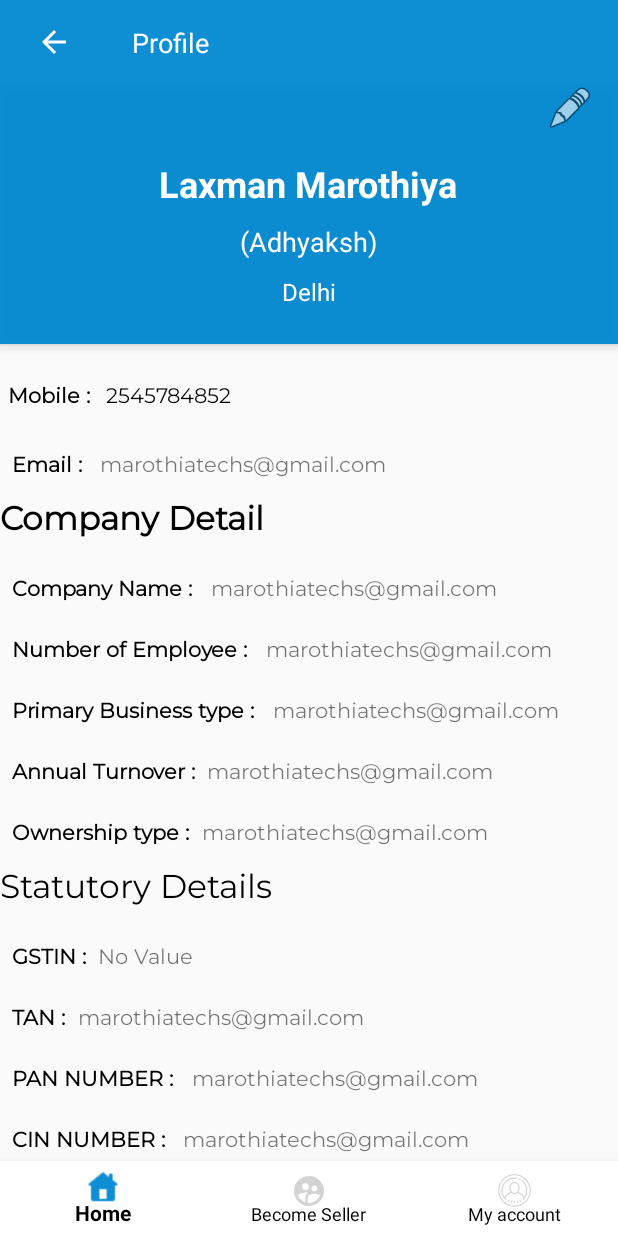
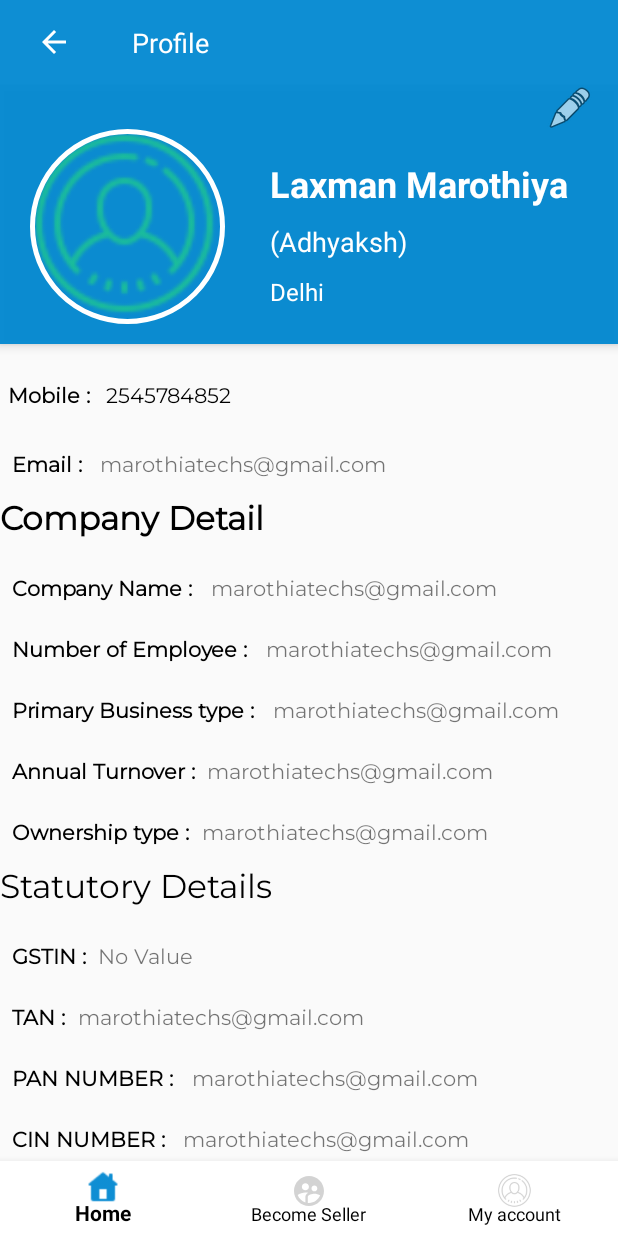
Before and after one commit to Chander-Shekhar-18/Print_India_Mart, an Android app: the layout activity_seller_profile.xml on its own in the app's theme, with its tools: preview values and no code run, on a phone screen of 412 x 824 dp. Run offline under Robolectric (Android 15) with nearby library versions, the phone set to English and light mode, and no system bars; Roboto replaces fonts that are not available here.

Commit message:
25JanCommit

```diff
--- a/app/src/main/java/com/zaptas/printindiamart/startingscreen/Seller_OTP.java
+++ b/app/src/main/java/com/zaptas/printindiamart/startingscreen/Seller_OTP.java
@@ -36,8 +36,8 @@ public class Seller_OTP extends AppCompatActivity {
         setContentView(R.layout.activity_seller__otp);
         emailid = getIntent().getStringExtra("Emailid");
         otp = (EditText) findViewById(R.id.otp_tv);
-        getSupportActionBar().setDisplayHomeAsUpEnabled(true);
-        getSupportActionBar().setDisplayShowHomeEnabled(true);
+        //getSupportActionBar().setDisplayHomeAsUpEnabled(true);
+        //getSupportActionBar().setDisplayShowHomeEnabled(true);
 
     }
 
--- a/app/src/main/res/layout/activity_seller_profile.xml
+++ b/app/src/main/res/layout/activity_seller_profile.xml
@@ -8,10 +8,10 @@
 
 
     <RelativeLayout
+        android:id="@+id/neww"
         android:layout_width="match_parent"
         android:layout_height="?actionBarSize"
         android:background="#F20288D1"
-        android:id="@+id/neww"
         android:orientation="horizontal">
 
         <ImageView
@@ -35,8 +35,8 @@
 
     <ScrollView
         android:layout_width="match_parent"
-        android:layout_below="@+id/neww"
-        android:layout_height="match_parent">
+        android:layout_height="match_parent"
+        android:layout_below="@+id/neww">
 
         <RelativeLayout
             android:id="@+id/layout"
@@ -51,23 +51,19 @@
                 android:background="?attr/selectableItemBackgroundBorderless"
                 android:scaleType="centerCrop"
                 android:visibility="gone"
-
                 />
 
-            <de.hdodenhof.circleimageview.CircleImageView xmlns:app="http://schemas.android.com/apk/res-auto"
+            <de.hdodenhof.circleimageview.CircleImageView
                 android:id="@+id/profile"
-                android:layout_width="200dp"
-                android:layout_height="200dp"
+                android:layout_width="130dp"
+                android:layout_height="130dp"
                 android:layout_below="@+id/header_cover_image"
-
-                android:layout_centerHorizontal="true"
-                android:layout_marginTop="-130dp"
                 android:clickable="true"
+                android:layout_marginTop="30dp"
+                android:layout_marginLeft="20dp"
                 android:elevation="5dp"
-                android:padding="20dp"
                 android:scaleType="centerCrop"
                 android:src="@drawable/user_profile"
-                android:visibility="gone"
                 app:civ_border_color="#FFFFFFFF"
                 app:civ_border_width="3dp" />
 
@@ -96,7 +92,7 @@
                     android:id="@+id/name"
                     android:layout_width="wrap_content"
                     android:layout_height="wrap_content"
-                    android:layout_centerHorizontal="true"
+                    android:layout_marginLeft="180dp"
                     android:layout_marginTop="50dp"
                     android:text="Laxman Marothiya"
                     android:textColor="#fff"
@@ -108,9 +104,9 @@
                     android:layout_width="wrap_content"
                     android:layout_height="wrap_content"
                     android:layout_below="@+id/designation"
-                    android:layout_centerHorizontal="true"
                     android:layout_marginTop="10dp"
                     android:text="Delhi"
+                    android:layout_marginLeft="180dp"
                     android:textColor="#fff"
                     android:textSize="16sp" />
 
@@ -119,7 +115,7 @@
                     android:layout_width="wrap_content"
                     android:layout_height="wrap_content"
                     android:layout_below="@+id/name"
-                    android:layout_centerHorizontal="true"
+                    android:layout_marginLeft="180dp"
                     android:layout_marginTop="10dp"
                     android:text="(Adhyaksh)"
                     android:textColor="#fff"
@@ -589,6 +585,6 @@
         </RelativeLayout>
     </ScrollView>
 
-    <include layout="@layout/bottom_navigation"/>
+    <include layout="@layout/bottom_navigation" />
 
 </RelativeLayout>
```
Also changed, not shown: app/src/main/java/com/zaptas/printindiamart/SellerLogin.java (+6 -4 lines), app/src/main/java/com/zaptas/printindiamart/SellerProfile.java (+5 -5 lines), app/src/main/java/com/zaptas/printindiamart/SellerRegistration.java (+6 -2 lines).
